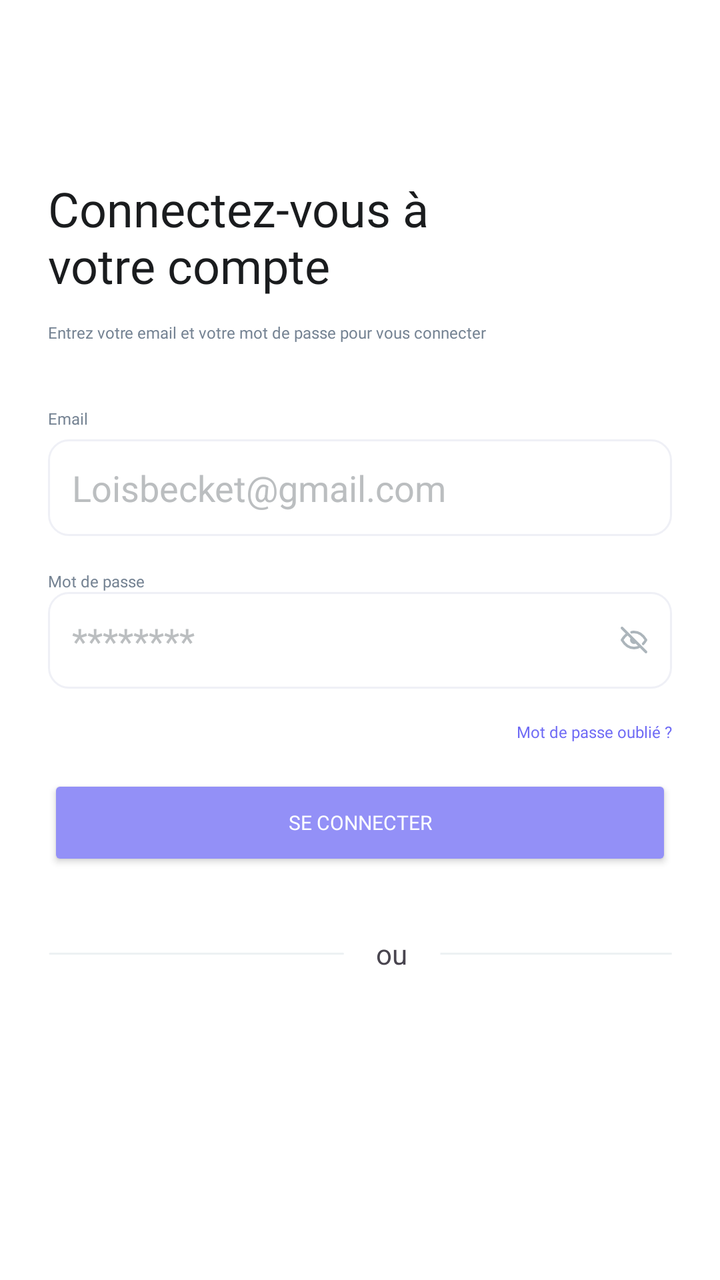
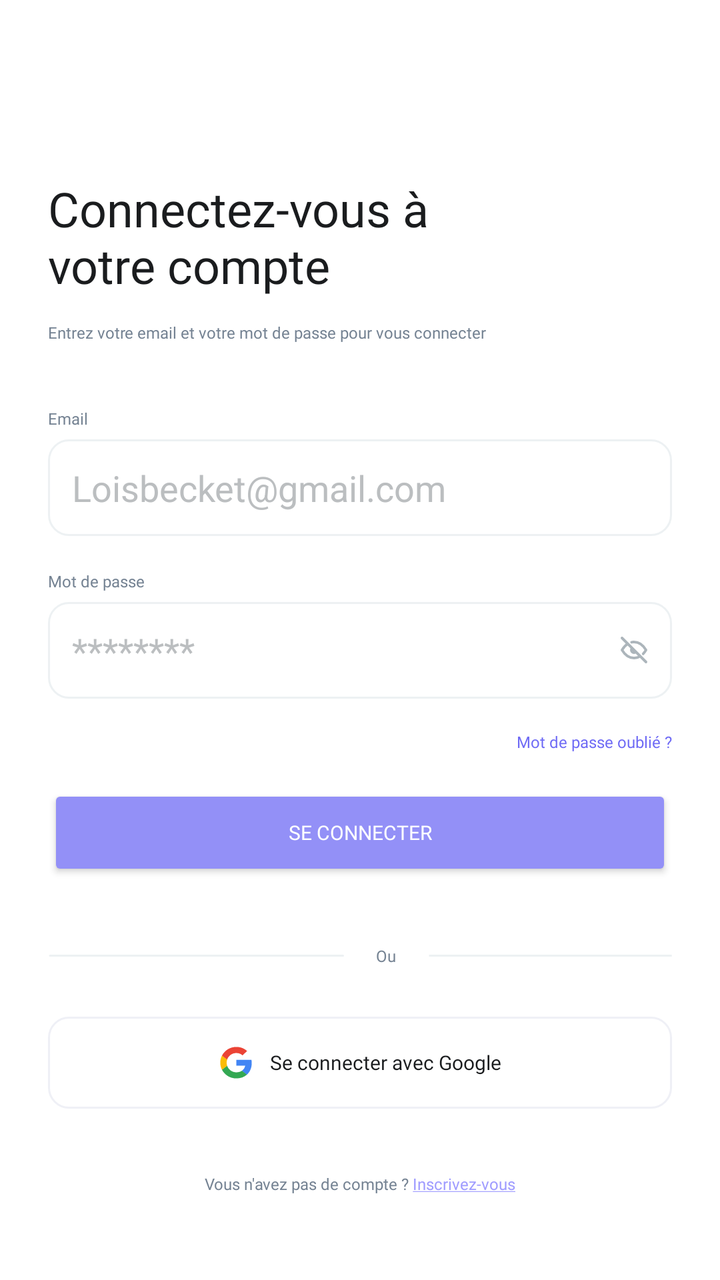

Compare the two renders of this Android layout. The source of the first and the diff that turns it into the second are given below.
<!-- AndroidManifest.xml: application theme Theme.ManagePass -->
<!-- res/layout/activity_sign_in.xml -->
<?xml version="1.0" encoding="utf-8"?>
<androidx.constraintlayout.widget.ConstraintLayout xmlns:android="http://schemas.android.com/apk/res/android"
    xmlns:app="http://schemas.android.com/apk/res-auto"
    xmlns:tools="http://schemas.android.com/tools"
    android:id="@+id/main"
    android:layout_width="match_parent"
    android:layout_height="match_parent"
    tools:context=".SignInActivity" android:background="@color/white">

    <LinearLayout
        android:layout_width="match_parent"
        android:layout_height="match_parent"
        android:orientation="vertical" android:layout_marginLeft="24dp" android:layout_marginRight="24dp">

        <TextView
            android:id="@+id/login_page_title"
            style="@style/largebold"
            android:layout_width="wrap_content"
            android:layout_height="wrap_content"
            android:text="@string/login_page_title" android:layout_marginTop="88dp" android:maxWidth="235dp" />

        <TextView
            android:id="@+id/login_page_sous_title"
            style="@style/xs_medium"
            android:layout_width="wrap_content"
            android:layout_height="wrap_content"
            android:text="@string/login_page_sous_title" android:layout_marginTop="12dp" />

        <TextView
            android:id="@+id/email_label"
            style="@style/xs_medium"
            android:layout_width="wrap_content"
            android:layout_height="wrap_content"
            android:text="@string/login_page_label_email"  android:layout_marginTop="32dp" android:layout_marginBottom="5dp"/>
        <EditText android:id="@+id/email_input"
            android:layout_width="match_parent"
            android:layout_height="wrap_content"
            android:hint="@string/login_page_placeholder_email" android:textColorHint="@color/gray_placeholder" android:background="@drawable/edit_text_border" android:padding="12dp"/>

        <TextView
            android:id="@+id/password_label"
            style="@style/xs_medium"
            android:layout_width="wrap_content"
            android:layout_height="wrap_content"
            android:text="@string/login_page_label_password" android:layout_marginTop="17dp"/>
        <EditText android:id="@+id/password_input"
            android:layout_width="match_parent"
            android:layout_height="wrap_content"
            android:hint="@string/login_page_placeholder_password" android:textColorHint="@color/gray_placeholder" android:background="@drawable/edit_text_border" android:drawableEnd="@drawable/icon_eye_off" android:padding="12dp"/>

        <TextView
            android:id="@+id/forget_text"
            style="@style/xs_Semibold"
            android:layout_width="match_parent"
            android:layout_height="wrap_content"
            android:text="@string/login_forgot_password"
            android:textColor="@color/bleu_violet" android:layout_marginTop="16dp" android:layout_marginBottom="16dp" android:gravity="end"/>
        <Button
            android:id="@+id/sign_in_button"
            android:layout_width="match_parent"
            android:layout_height="wrap_content"
            android:backgroundTint="@color/mauve_pastel" android:text="@string/login_page_button_sign_in" style="@style/s_semibold_white" android:layout_marginBottom="32dp"/>c
        <LinearLayout
            android:layout_width="match_parent"
            android:layout_height="wrap_content"
            android:orientation="horizontal" android:gravity="center_horizontal|center_vertical">
            <ImageView
                android:layout_width="wrap_content"
                android:layout_height="wrap_content"
                app:srcCompat="@drawable/line"/>
            <TextView
                android:layout_width="wrap_content"
                android:layout_height="wrap_content"
                android:text="@string/text_or" android:layout_marginStart="16dp"
                android:layout_marginEnd="16dp"/>
            <ImageView
                android:layout_width="wrap_content"
                android:layout_height="wrap_content"
                app:srcCompat="@drawable/line"/>
        </LinearLayout>
    </LinearLayout>

</androidx.constraintlayout.widget.ConstraintLayout>
<!-- resources referenced by this layout -->
<resources>
  <color name="bleu_violet">#6F6BF5</color>
  <color name="gray_placeholder">#BBBEC0</color>
  <color name="mauve_pastel">#9390F7</color>
  <color name="white">#FFFFFFFF</color>
  <!-- drawable edit_text_border (drawable) -->
  <?xml version="1.0" encoding="utf-8"?>
  <selector xmlns:android="http://schemas.android.com/apk/res/android">
      <item>
          <shape>
              <solid android:color="#FFFFFF" />
              <stroke
                  android:width="1dp"
                  android:color="#EFF0F6" />
              <corners android:radius="10dp" />
          </shape>
      </item>
  </selector>
  <string name="login_forgot_password">Mot de passe oublié ?</string>
  <string name="login_page_button_sign_in">Se connecter</string>
  <string name="login_page_label_email">Email</string>
  <string name="login_page_label_password">Mot de passe</string>
  <string name="login_page_placeholder_email">Loisbecket@gmail.com</string>
  <string name="login_page_placeholder_password">********</string>
  <string name="login_page_sous_title">Entrez votre email et votre mot de passe pour vous connecter</string>
  <string name="login_page_title">Connectez-vous à votre compte</string>
  <string name="text_or">ou</string>
  <style name="Theme.ManagePass" parent="Base.Theme.ManagePass" />
  <style name="lexend_bold">
          <item name="android:fontFamily">@font/lexendbold</item>
      </style>
  <color name="neutral">#1A1C1E</color>
  <color name="gris_ardoise">#758393</color>
  <!-- unchanged entries left out for length: 9 -->
</resources>

<!-- the commit's change to res/layout/activity_sign_in.xml (unified diff, before → after) -->
@@ -11,43 +11,45 @@
         android:layout_width="match_parent"
         android:layout_height="match_parent"
         android:orientation="vertical" android:layout_marginLeft="24dp" android:layout_marginRight="24dp">
-
+        
         <TextView
             android:id="@+id/login_page_title"
             style="@style/largebold"
             android:layout_width="wrap_content"
             android:layout_height="wrap_content"
             android:text="@string/login_page_title" android:layout_marginTop="88dp" android:maxWidth="235dp" />
-
-        <TextView
+        
+         <TextView
             android:id="@+id/login_page_sous_title"
             style="@style/xs_medium"
             android:layout_width="wrap_content"
             android:layout_height="wrap_content"
             android:text="@string/login_page_sous_title" android:layout_marginTop="12dp" />
-
-        <TextView
+        
+         <TextView
             android:id="@+id/email_label"
             style="@style/xs_medium"
             android:layout_width="wrap_content"
             android:layout_height="wrap_content"
             android:text="@string/login_page_label_email"  android:layout_marginTop="32dp" android:layout_marginBottom="5dp"/>
+        
         <EditText android:id="@+id/email_input"
             android:layout_width="match_parent"
             android:layout_height="wrap_content"
             android:hint="@string/login_page_placeholder_email" android:textColorHint="@color/gray_placeholder" android:background="@drawable/edit_text_border" android:padding="12dp"/>
-
+        
         <TextView
             android:id="@+id/password_label"
             style="@style/xs_medium"
             android:layout_width="wrap_content"
             android:layout_height="wrap_content"
-            android:text="@string/login_page_label_password" android:layout_marginTop="17dp"/>
+            android:text="@string/login_page_label_password" android:layout_marginTop="17dp" android:layout_marginBottom="5dp"/>
+        
         <EditText android:id="@+id/password_input"
             android:layout_width="match_parent"
             android:layout_height="wrap_content"
             android:hint="@string/login_page_placeholder_password" android:textColorHint="@color/gray_placeholder" android:background="@drawable/edit_text_border" android:drawableEnd="@drawable/icon_eye_off" android:padding="12dp"/>
-
+        
         <TextView
             android:id="@+id/forget_text"
             style="@style/xs_Semibold"
@@ -55,11 +57,13 @@
             android:layout_height="wrap_content"
             android:text="@string/login_forgot_password"
             android:textColor="@color/bleu_violet" android:layout_marginTop="16dp" android:layout_marginBottom="16dp" android:gravity="end"/>
+        
         <Button
             android:id="@+id/sign_in_button"
             android:layout_width="match_parent"
             android:layout_height="wrap_content"
             android:backgroundTint="@color/mauve_pastel" android:text="@string/login_page_button_sign_in" style="@style/s_semibold_white" android:layout_marginBottom="32dp"/>c
+        
         <LinearLayout
             android:layout_width="match_parent"
             android:layout_height="wrap_content"
@@ -72,12 +76,39 @@
                 android:layout_width="wrap_content"
                 android:layout_height="wrap_content"
                 android:text="@string/text_or" android:layout_marginStart="16dp"
-                android:layout_marginEnd="16dp"/>
+                android:layout_marginEnd="16dp" style="@style/xs_regular"/>
             <ImageView
                 android:layout_width="wrap_content"
                 android:layout_height="wrap_content"
                 app:srcCompat="@drawable/line"/>
         </LinearLayout>
+        
+        <LinearLayout
+            android:layout_width="match_parent"
+            android:layout_height="wrap_content"
+            android:orientation="horizontal" android:padding="14dp" android:layout_marginTop="25dp"
+            android:gravity="center"
+            android:background="@drawable/button_google">
+
+            <ImageView
+                android:layout_width="wrap_content"
+                android:layout_height="wrap_content"
+                android:src="@drawable/icon_google"
+                android:layout_marginEnd="8dp"/>
+            <TextView
+                android:layout_width="wrap_content"
+                android:layout_height="wrap_content"
+                android:text="@string/login_page_button_google" style="@style/s_semibold_neutral"/>
+
+        </LinearLayout>
+        
+        <TextView
+            android:id="@+id/create_account_text"
+            android:layout_width="match_parent"
+            android:layout_height="wrap_content"
+            style="@style/xs_medium" android:gravity="center"
+            android:text="@string/login_text_create_account" android:layout_marginTop="32dp" android:textColorLink="@color/violet_clair_pastel" android:linksClickable="true" />
+
     </LinearLayout>
 
 </androidx.constraintlayout.widget.ConstraintLayout>
<!-- resource entries referenced after the edit -->
@@ -3,8 +3,9 @@
   <color name="bleu_violet">#6F6BF5</color>
   <color name="gray_placeholder">#BBBEC0</color>
   <color name="mauve_pastel">#9390F7</color>
+  <color name="violet_clair_pastel">#A09DFF</color>
   <color name="white">#FFFFFFFF</color>
-  <!-- drawable edit_text_border (drawable) -->
+  <!-- drawable button_google (drawable) -->
   <?xml version="1.0" encoding="utf-8"?>
   <selector xmlns:android="http://schemas.android.com/apk/res/android">
       <item>
@@ -17,7 +18,40 @@
           </shape>
       </item>
   </selector>
+  <!-- drawable edit_text_border (drawable) -->
+  <?xml version="1.0" encoding="utf-8"?>
+  <selector xmlns:android="http://schemas.android.com/apk/res/android">
+      <item>
+          <shape>
+              <solid android:color="#FFFFFF" />
+              <stroke
+                  android:width="1dp"
+                  android:color="#EDF1F3" />
+              <corners android:radius="10dp" />
+          </shape>
+      </item>
+  </selector>
+  <!-- drawable icon_google (drawable) -->
+  <vector xmlns:android="http://schemas.android.com/apk/res/android"
+      android:width="18dp"
+      android:height="18dp"
+      android:viewportWidth="18"
+      android:viewportHeight="18">
+    <path
+        android:pathData="M16.876,9.175C16.876,8.527 16.822,8.055 16.706,7.565H9.162V10.487H13.59C13.501,11.214 13.019,12.307 11.947,13.042L11.932,13.14L14.318,14.951L14.483,14.967C16.001,13.594 16.876,11.572 16.876,9.175Z"
+        android:fillColor="#4285F4"/>
+    <path
+        android:pathData="M9.161,16.875C11.331,16.875 13.152,16.175 14.482,14.967L11.947,13.042C11.268,13.506 10.357,13.83 9.161,13.83C7.036,13.83 5.232,12.456 4.59,10.557L4.495,10.565L2.015,12.446L1.982,12.535C3.304,15.107 6.018,16.875 9.161,16.875Z"
+        android:fillColor="#34A853"/>
+    <path
+        android:pathData="M4.59,10.557C4.42,10.068 4.322,9.542 4.322,9C4.322,8.457 4.42,7.932 4.581,7.442L4.577,7.338L2.065,5.427L1.983,5.465C1.438,6.532 1.126,7.731 1.126,9C1.126,10.269 1.438,11.467 1.983,12.535L4.59,10.557Z"
+        android:fillColor="#FBBC05"/>
+    <path
+        android:pathData="M9.161,4.17C10.67,4.17 11.688,4.809 12.268,5.343L14.536,3.172C13.143,1.904 11.331,1.125 9.161,1.125C6.018,1.125 3.304,2.892 1.982,5.465L4.581,7.442C5.232,5.544 7.036,4.17 9.161,4.17Z"
+        android:fillColor="#EB4335"/>
+  </vector>
   <string name="login_forgot_password">Mot de passe oublié ?</string>
+  <string name="login_page_button_google">Se connecter avec Google</string>
   <string name="login_page_button_sign_in">Se connecter</string>
   <string name="login_page_label_email">Email</string>
   <string name="login_page_label_password">Mot de passe</string>
@@ -25,13 +59,25 @@
   <string name="login_page_placeholder_password">********</string>
   <string name="login_page_sous_title">Entrez votre email et votre mot de passe pour vous connecter</string>
   <string name="login_page_title">Connectez-vous à votre compte</string>
-  <string name="text_or">ou</string>
+  <string name="login_text_create_account">Vous n\'avez pas de compte ? <a href="yourapp://register">Inscrivez-vous</a></string>
+  <string name="text_or">Ou</string>
+  <style name="s_semibold_neutral" parent="lexend_semibold">
+          <item name="android:textColor">@color/neutral</item>
+          <item name="android:textSize">10dp</item>
+      </style>
+  <style name="xs_regular" parent="lexend_regular">
+          <item name="android:textColor">@color/gris_ardoise</item>
+          <item name="android:textSize">8dp</item>
+      </style>
   <style name="Theme.ManagePass" parent="Base.Theme.ManagePass" />
   <style name="lexend_bold">
           <item name="android:fontFamily">@font/lexendbold</item>
       </style>
   <color name="neutral">#1A1C1E</color>
   <color name="gris_ardoise">#758393</color>
+  <style name="lexend_regular">
+          <item name="android:fontFamily">@font/lexendregular</item>
+      </style>
   <!-- unchanged entries left out for length: 9 -->
 </resources>
 
